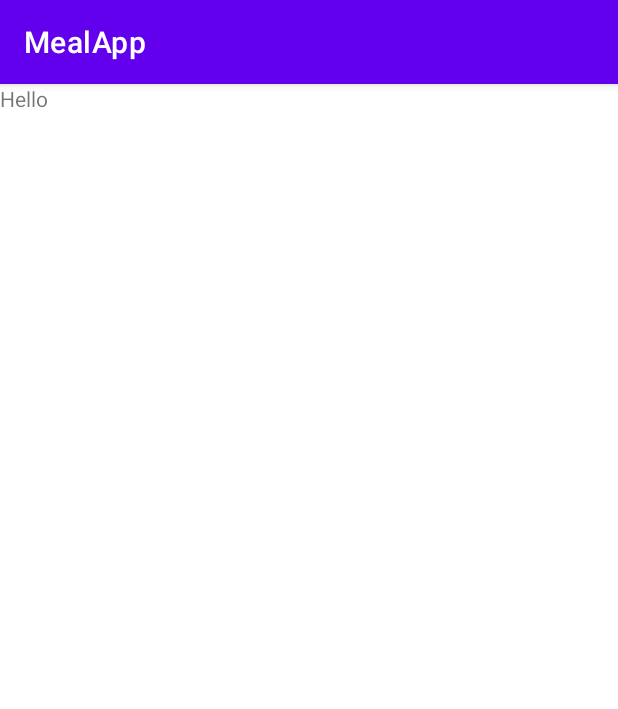
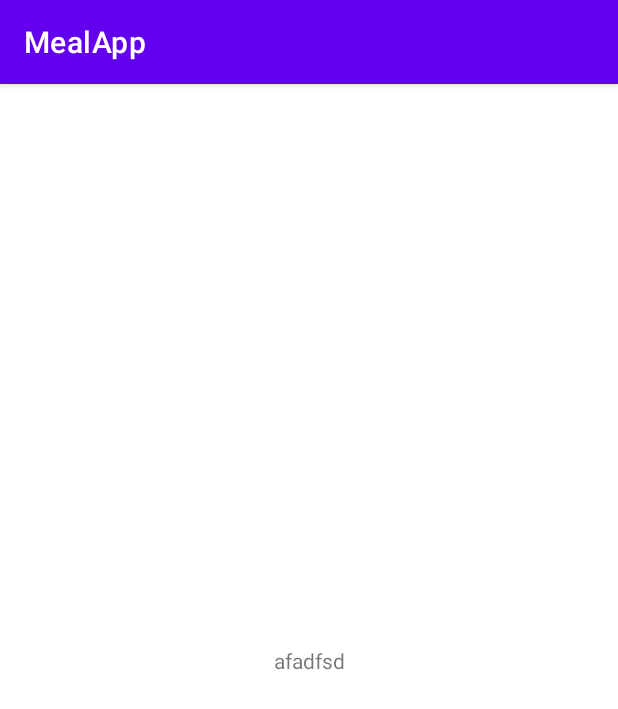
Before and after one commit to mariroco/Taller-de-android, an Android app: the fragment RandomFragment shown on its own in the app's theme, on a phone screen of 412 x 824 dp. Shown: the top 709 px of the screen. Run offline under Robolectric (Android 15) with nearby library versions, the phone set to English and light mode, and no system bars; our stand-ins replace Dagger/Hilt's generated code; 4 statements that could not run were skipped.

Commit message:
small fixes, non working

```diff
--- a/MealApp/app/build.gradle
+++ b/MealApp/app/build.gradle
@@ -7,6 +7,7 @@ plugins {
 
     id 'androidx.navigation.safeargs.kotlin'
     id 'kotlin-parcelize'
+
 }
 
 android {
@@ -130,4 +131,7 @@ dependencies {
 
 kapt {
     correctErrorTypes true
+    javacOptions {
+        option("-Adagger.hilt.android.internal.disableAndroidSuperclassValidation=true")
+    }
 }
--- a/MealApp/app/src/main/java/com/mariroco/mealapp/presentation/mealDetail/mealDetailFragment.kt
+++ b/MealApp/app/src/main/java/com/mariroco/mealapp/presentation/mealDetail/mealDetailFragment.kt
@@ -8,7 +8,9 @@ import android.view.View
 import android.view.ViewGroup
 import com.mariroco.mealapp.R
 import com.mariroco.mealapp.core.presentation.BaseFragment
+import dagger.hilt.android.AndroidEntryPoint
 
+@AndroidEntryPoint
 class mealDetailFragment : BaseFragment(R.layout.meal_detail_fragment) {
     override fun setBinding(view: View) {
         TODO("Not yet implemented")
--- a/MealApp/app/src/main/java/com/mariroco/mealapp/presentation/profile/ProfileFragment.kt
+++ b/MealApp/app/src/main/java/com/mariroco/mealapp/presentation/profile/ProfileFragment.kt
@@ -8,7 +8,9 @@ import android.view.View
 import android.view.ViewGroup
 import com.mariroco.mealapp.R
 import com.mariroco.mealapp.core.presentation.BaseFragment
+import dagger.hilt.android.AndroidEntryPoint
 
+@AndroidEntryPoint
 class ProfileFragment : BaseFragment(R.layout.profile_fragment) {
     override fun setBinding(view: View) {
         TODO("Not yet implemented")
--- a/MealApp/app/src/main/java/com/mariroco/mealapp/presentation/randomMeals/RandomFragment.kt
+++ b/MealApp/app/src/main/java/com/mariroco/mealapp/presentation/randomMeals/RandomFragment.kt
@@ -8,7 +8,9 @@ import android.view.View
 import android.view.ViewGroup
 import com.mariroco.mealapp.R
 import com.mariroco.mealapp.core.presentation.BaseFragment
+import dagger.hilt.android.AndroidEntryPoint
 
+@AndroidEntryPoint
 class RandomFragment : BaseFragment(R.layout.random_fragment) {
     override fun setBinding(view: View) {
         TODO("Not yet implemented")
--- a/MealApp/app/src/main/res/layout/activity_main.xml
+++ b/MealApp/app/src/main/res/layout/activity_main.xml
@@ -2,8 +2,6 @@
 <layout xmlns:android="http://schemas.android.com/apk/res/android"
     xmlns:app="http://schemas.android.com/apk/res-auto"
     xmlns:tools="http://schemas.android.com/tools"
-    android:layout_width="match_parent"
-    android:layout_height="match_parent"
     tools:context=".MainActivity">
 
     <androidx.constraintlayout.widget.ConstraintLayout
--- a/MealApp/app/src/main/res/layout/meal_detail_fragment.xml
+++ b/MealApp/app/src/main/res/layout/meal_detail_fragment.xml
@@ -80,6 +80,7 @@
             android:layout_marginTop="10dp"
             android:text="@string/ingredients"
             android:textSize="20dp"
+
             app:layout_constraintTop_toBottomOf="@id/txvCategory"
             app:layout_constraintEnd_toEndOf="@id/imgMeal"
             app:layout_constraintStart_toStartOf="@id/imgMeal"/>
--- a/MealApp/app/src/main/res/layout/random_fragment.xml
+++ b/MealApp/app/src/main/res/layout/random_fragment.xml
@@ -1,13 +1,15 @@
 <?xml version="1.0" encoding="utf-8"?>
-<FrameLayout xmlns:android="http://schemas.android.com/apk/res/android"
+<androidx.constraintlayout.widget.ConstraintLayout xmlns:android="http://schemas.android.com/apk/res/android"
     xmlns:tools="http://schemas.android.com/tools"
-    android:layout_width="match_parent"
-    android:layout_height="match_parent"
-    tools:context=".presentation.randomMeals.RandomFragment">
+    xmlns:app="http://schemas.android.com/apk/res-auto"
+    tools:context=".presentation.mealDetail.mealDetailFragment" android:layout_height="match_parent" android:layout_width="match_parent">
 
-    <TextView
-        android:layout_width="match_parent"
-        android:layout_height="match_parent"
-        android:text="Hello" />
-
-</FrameLayout>
+        <TextView
+            app:layout_constraintTop_toTopOf="parent"
+            app:layout_constraintBottom_toBottomOf="parent"
+            app:layout_constraintStart_toStartOf="parent"
+            app:layout_constraintEnd_toEndOf="parent"
+            android:layout_width="wrap_content"
+            android:layout_height="wrap_content"
+            android:text="afadfsd"/>
+</androidx.constraintlayout.widget.ConstraintLayout>
--- a/MealApp/app/src/main/res/menu/main_menu.xml
+++ b/MealApp/app/src/main/res/menu/main_menu.xml
@@ -2,16 +2,19 @@
 <menu xmlns:android="http://schemas.android.com/apk/res/android"
     xmlns:app="http://schemas.android.com/apk/res-auto">
     <item
+        android:id="@+id/mealsFragment"
         android:icon="@drawable/ic_meal"
         android:orderInCategory="1"
         android:title="@string/meals"
         app:showAsAction="always"/>
     <item
+        android:id="@+id/randomFragment"
         android:icon="@drawable/ic_random"
         android:orderInCategory="1"
         android:title="@string/random"
         app:showAsAction="always"/>
     <item
+        android:id="@+id/profileFragment"
         android:icon="@drawable/ic_profile"
         android:orderInCategory="1"
         android:title="@string/profile"
```
